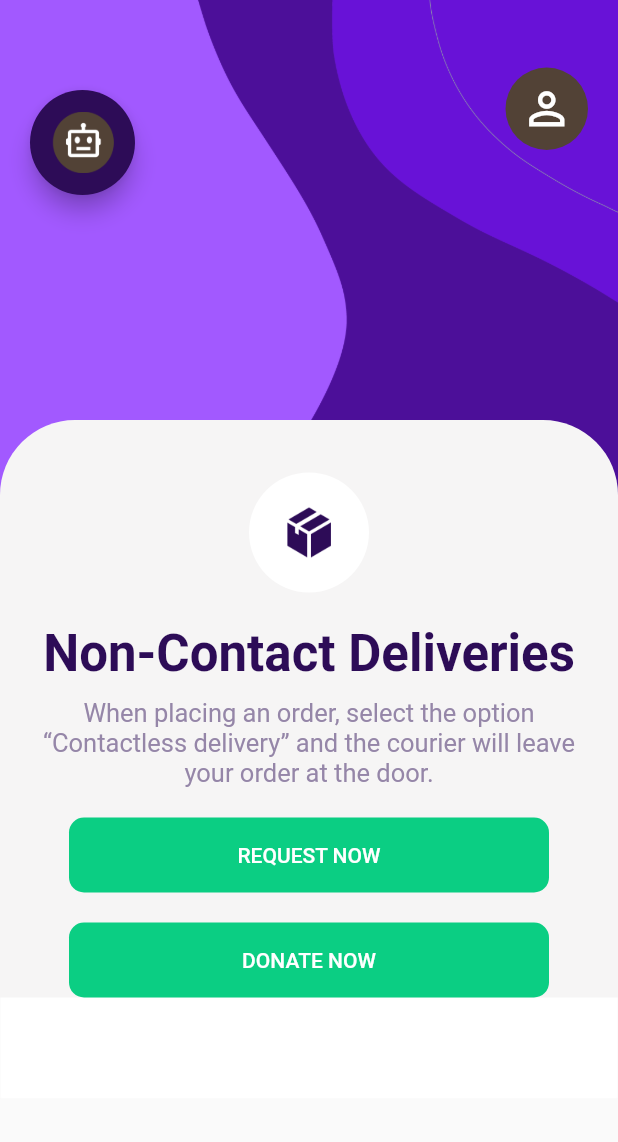
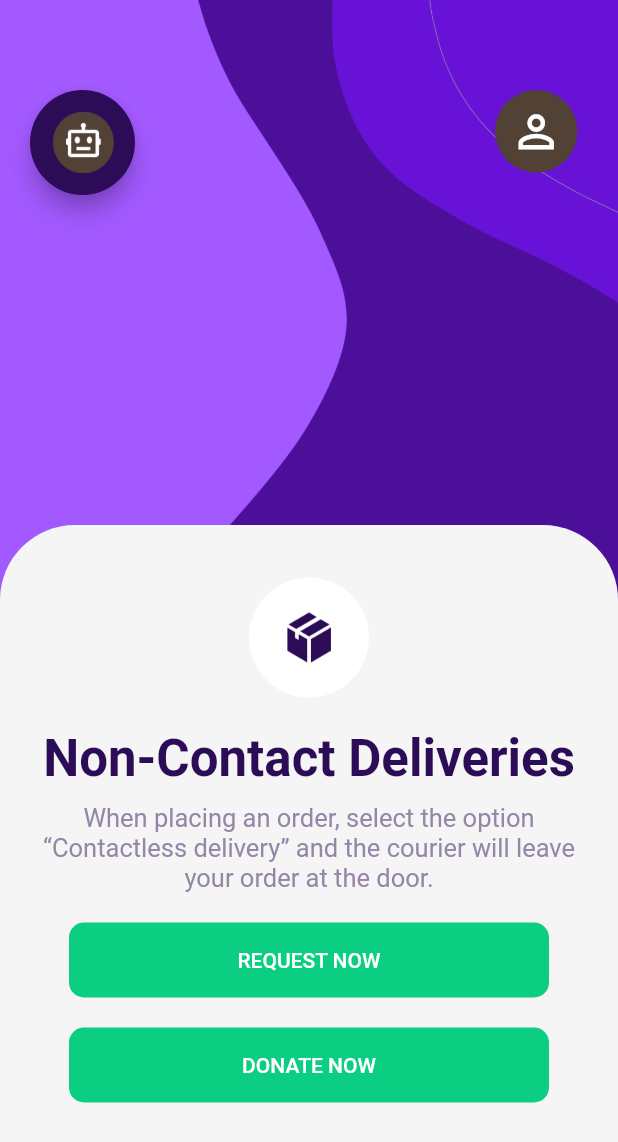
Before and after one commit to arghyab0/GiveMore, a Flutter app: the screen it shows once a user with an empty profile is signed in, on a phone screen of 412 x 824 dp. Shown: the top 1142 px of the screen. Run offline on Flutter 3.47's test engine with Material 2 defaults, Android fonts, the phone set to English and light mode, and no system bars; our stand-ins replace firebase_auth, firebase_core, flutter_animation_progress_bar, flutter_spinkit, shared_preferences; accounts and stored records are empty; Roboto replaces fonts that are missing (Poppins).

Commit message:
non-contact final

```diff
--- a/lib/UI/NoncontactDelivery.dart
+++ b/lib/UI/NoncontactDelivery.dart
@@ -16,11 +16,37 @@ class noncontactdelivery extends StatelessWidget {
   Widget build(BuildContext context) {
     return Scaffold(
       body: SingleChildScrollView(
-        child: Stack(children: <Widget>[
-
+        child: Stack(
+          children: <Widget>[
             Image.asset(
               "assets/base.png",
               fit: BoxFit.cover,
+            ),
+            SizedBox(
+              height: 80,
+            ),
+            Row(
+              mainAxisAlignment: MainAxisAlignment.start,
+              crossAxisAlignment: CrossAxisAlignment.start,
+              children: <Widget>[
+                Container(
+                  child: Padding(
+                    padding: const EdgeInsets.symmetric(
+                        vertical: 60, horizontal: 20),
+                    child: Container(
+                      height: 70,
+                      width: 70,
+                      child: FloatingActionButton(
+                        backgroundColor: Color(0xFF2D0C57),
+                        child: Image.asset(
+                          'assets/bot.png',
+                          fit: BoxFit.cover,
+                        ),
+                        onPressed: () => launch(
+                            'https://integrations.eu-gb.assistant.watson.cloud.ibm.com/web/public/8a91f772-2241-49c6-a3b0-8672318fbfb0'),
+                      ),
+                    ),
+                  ),
                 ),
                 Container(
                   alignment: Alignment.topRight,
@@ -28,7 +54,7 @@ class noncontactdelivery extends StatelessWidget {
                   child: Container(
                     width: 55,
                     height: 55,
-              margin: EdgeInsets.only(top: 45, left: 260),
+                    margin: EdgeInsets.only(top: 60, left: 220),
                     decoration: BoxDecoration(
                         borderRadius: BorderRadius.all(Radius.circular(50.0)),
                         color: Color(0xff524236)),
@@ -44,31 +70,12 @@ class noncontactdelivery extends StatelessWidget {
                     ),
                   ),
                 ),
-          SizedBox(
-            height: 50,
-          ),
-          Container(
-            child: Padding(
-              padding: const EdgeInsets.symmetric(vertical: 60, horizontal: 20),
-              child: Container(
-                height: 70,
-                width: 70,
-                child: FloatingActionButton(
-                  backgroundColor: Color(0xFF2D0C57),
-                  child: Image.asset(
-                    'assets/bot.png',
-                    fit: BoxFit.cover,
-                  ),
-                  onPressed: () => launch(
-                      'https://integrations.eu-gb.assistant.watson.cloud.ibm.com/web/public/8a91f772-2241-49c6-a3b0-8672318fbfb0'),
-                ),
-              ),
-            ),
+              ],
             ),
             Column(
               children: <Widget>[
                 SizedBox(
-                height: 280,
+                  height: 350,
                 ),
                 Container(
                   alignment: Alignment.bottomCenter,
@@ -142,8 +149,11 @@ class noncontactdelivery extends StatelessWidget {
                             onPressed: () {
                               Navigator.of(context).pushNamed('/categories');
                             },
-                            child: Text("REQUEST NOW",
-                                style: TextStyle(color: Colors.white))),
+                            child: Text(
+                              "REQUEST NOW",
+                              style: TextStyle(color: Colors.white),
+                            ),
+                          ),
                         ),
                       ),
                       SizedBox(
@@ -169,13 +179,17 @@ class noncontactdelivery extends StatelessWidget {
                             ),
                           ),
                         ),
-                    )
+                      ),
+                      SizedBox(
+                        height: 30,
+                      ),
                     ],
                   ),
                 )
               ],
             )
-        ]),
+          ],
+        ),
       ),
     );
   }
--- a/lib/UI/Requests.dart
+++ b/lib/UI/Requests.dart
@@ -16,7 +16,6 @@ class Requests extends StatelessWidget {
     "https://images.unsplash.com/photo-1506073881649-4e23be3e9ed0?ixlib=rb-1.2.1&ixid=eyJhcHBfaWQiOjEyMDd9&auto=format&fit=crop&w=967&q=80",
     "https://images.unsplash.com/photo-1518977676601-b53f82aba655?ixlib=rb-1.2.1&ixid=eyJhcHBfaWQiOjEyMDd9&auto=format&fit=crop&w=1050&q=80"
   ];
-
   @override
   Widget build(BuildContext context) {
     return Scaffold(
--- a/lib/UI/categories.dart
+++ b/lib/UI/categories.dart
@@ -5,7 +5,6 @@ import 'package:covidist/UI/request_donation.dart';
 import 'package:covidist/UI/vegetable.dart';
 import 'package:flutter/cupertino.dart';
 import 'package:flutter/material.dart';
-import 'package:covidist/services/auth.dart';
 
 class categories extends StatefulWidget {
   @override
@@ -44,7 +43,6 @@ class _categoriesState extends State<categories> {
     });
   }
 
-  final AuthService _auth = AuthService();
   @override
   Widget build(BuildContext context) {
     return Scaffold(
@@ -67,9 +65,7 @@ class _categoriesState extends State<categories> {
                   color: Colors.white,
                   size: 35,
                 ),
-                onPressed: () async {
-                  // await _auth.signOut();
-                },
+                onPressed: () {},
               ),
             ),
           ),
--- a/lib/UI/checkout.dart
+++ b/lib/UI/checkout.dart
@@ -5,6 +5,7 @@ import 'package:covidist/UI/requestpublished.dart';
 import 'package:covidist/UI/requestreceived.dart';
 import 'package:flutter/cupertino.dart';
 import 'package:flutter/material.dart';
+import 'package:covidist/screens/authenticte/register.dart';
 
 enum SingingCharecter { pickup, courier }
 
@@ -22,6 +23,8 @@ class _CheckOutState extends State<CheckOut> {
   List<DropdownMenuItem<String>> listDrop = [];
   String selected = null;
   String text = null;
+
+  //String get address => address;
   void loadData() {
     listDrop = [];
     listDrop.add(
@@ -135,7 +138,7 @@ class _CheckOutState extends State<CheckOut> {
                   Row(
                     children: <Widget>[
                       Text(
-                        "Alexander Smith\nCross\nStreet\nstate",
+                        'address',
                         style: TextStyle(
                           fontSize: 18,
                         ),
--- a/lib/UI/vegetable.dart
+++ b/lib/UI/vegetable.dart
@@ -1,5 +1,6 @@
 import 'package:covidist/UI/checkout.dart';
 import 'package:covidist/UI/itemdetails.dart';
+import 'package:covidist/UI/request_donation.dart';
 import 'package:covidist/UI/yourcart.dart';
 import 'package:flutter/cupertino.dart';
 import 'package:flutter/material.dart';
@@ -163,6 +164,6 @@ moveto(index, cont) {
     Navigator.push(cont, MaterialPageRoute(builder: (context) => YourCart()));
   } else if (index == 2) {
     Navigator.push(
-        cont, MaterialPageRoute(builder: (context) => NewDonation()));
+        cont, MaterialPageRoute(builder: (context) => RequestDonation()));
   }
 }
--- a/lib/screens/authenticte/register.dart
+++ b/lib/screens/authenticte/register.dart
@@ -1,3 +1,4 @@
+import 'package:covidist/UI/checkout.dart';
 import 'package:covidist/services/auth.dart';
 import 'package:covidist/shared/loading.dart';
 import 'package:flutter/material.dart';
@@ -12,11 +13,13 @@ class Register extends StatefulWidget {
 class _RegisterState extends State<Register> {
   final AuthService _auth = AuthService();
   final _formKey = GlobalKey<FormState>();
+
   bool loading = false;
 
   String email = '';
   String password = '';
   String error = '';
+  String address = '';
 
   @override
   Widget build(BuildContext context) {
@@ -152,6 +155,9 @@ class _RegisterState extends State<Register> {
                         height: 25,
                       ),
                       TextFormField(
+                        onChanged: (val) {
+                          setState(() => address = val);
+                        },
                         validator: (val) {
                           if (val.isEmpty && val.length < 10) {
                             return "Enter a valid Address";
--- a/pubspec.yaml
+++ b/pubspec.yaml
@@ -30,6 +30,8 @@ dependencies:
   circular_check_box: ^1.0.2
   url_launcher: ^5.4.7
   flutter_spinkit: ^4.1.2+1
+  shared_preferences: ^0.5.7+2
+
 
 
 dev_dependencies:
```
Also changed, not shown: lib/UI/request_donation.dart (+27 -0 lines), pubspec.lock. Lines whose indentation alone changed are shown as unchanged.
